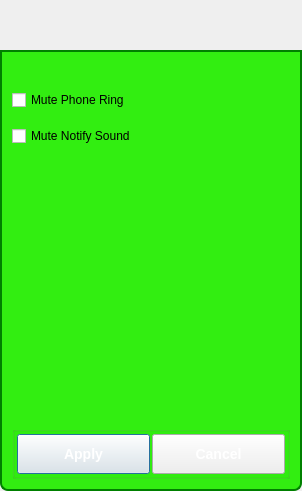
Before: the Qt Designer form GoTvApps/GoTvCommon/Forms/ActivitySoundOptions.ui in brettrjones/gotvptop, drawn with Qt 5.
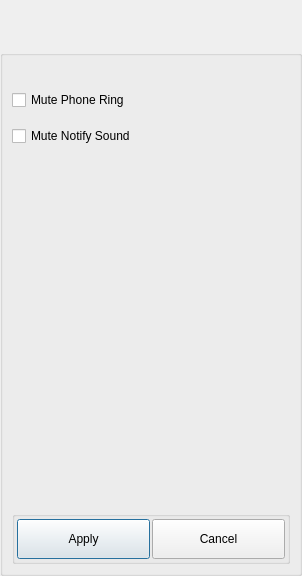
After: the same form once the commit is applied. Icons and pictures are not drawn. Custom widgets are drawn as their Qt base class.

Diff of the .ui file:
```diff
--- a/GoTvApps/GoTvCommon/Forms/ActivitySoundOptions.ui
+++ b/GoTvApps/GoTvCommon/Forms/ActivitySoundOptions.ui
@@ -7,84 +7,12 @@
     <x>0</x>
     <y>0</y>
     <width>302</width>
-    <height>491</height>
+    <height>576</height>
    </rect>
   </property>
   <property name="windowTitle">
    <string>Sound Options</string>
   </property>
-  <property name="styleSheet">
-   <string notr="true">QDialog#ReplyFileOfferDialog
-{   
-color: transparent;
-background-color: transparent;
-border: 1px solid transparent;
-border-radius: 8px; 
-}
-
-#StyledDlgTitleBox
-{   
-color: black;
-background-color: rgb(50,238,17);
-border: 2px solid green;
-border-top-left-radius: 8px; 
-border-top-right-radius: 8px;
-}
-
-#StyledDlgTitleLabel
-{   
-color: black;
-}
-
-#StyledDlgItemsBox
-{   
-background-color: rgb(50,238,17);
-border: 2px solid green;
-border-top-color: green; 
-border-bottom-left-radius: 8px; 
-border-bottom-right-radius: 8px;
-}
-QPushButton#CancelButton
-{
-color: white;
-font: bold 14px;
-border-width: 10;
-border-image: url(:/MyP2PWeb/Resources/button_green_normal.png) 10;
-padding: -10;
-}
-QPushButton#CancelButton:pressed
-{
-border-width: 10;
-border-image: url(:/MyP2PWeb/Resources/button_green_pressed.png) 10;
-padding: -10;
-}
-QPushButton#AcceptButton
-{
-color: white;
-font: bold 14px;
-border-width: 10;
-border-image: url(:/MyP2PWeb/Resources/button_green_normal.png) 10;
-padding: -10;
-}
-QPushButton#AcceptButton:pressed
-{
-border-width: 10;
-border-image: url(:/MyP2PWeb/Resources/button_green_pressed.png) 10;
-padding: -10;
-}
-QLabel#PermissionLabel
-{
-font: bold 14px;
-}
-QLineEdit#FileNameEdit
-{
-background-color: rgb(238,238,238);
-}
-QPlainTextEdit#OfferMsgEdit
-{
-background-color: rgb(238,238,238);
-}</string>
-  </property>
   <layout class="QVBoxLayout" name="verticalLayout">
    <property name="spacing">
     <number>0</number>
@@ -249,6 +177,12 @@
    <header>TitleBarWidget.h</header>
    <container>1</container>
   </customwidget>
+  <customwidget>
+   <class>BottomBarWidget</class>
+   <extends>QWidget</extends>
+   <header location="global">BottomBarWidget.h</header>
+   <container>1</container>
+  </customwidget>
  </customwidgets>
  <resources/>
  <connections/>
```
Left out of the diff: 41 changed lines with no effect on the pictures.
